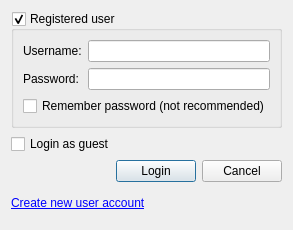
This is src/gui/qt/gui_800x480/internetgamelogindialog_800x480.ui in pokerth/pokerth as Qt 5 draws it before an edit. The edited form follows.
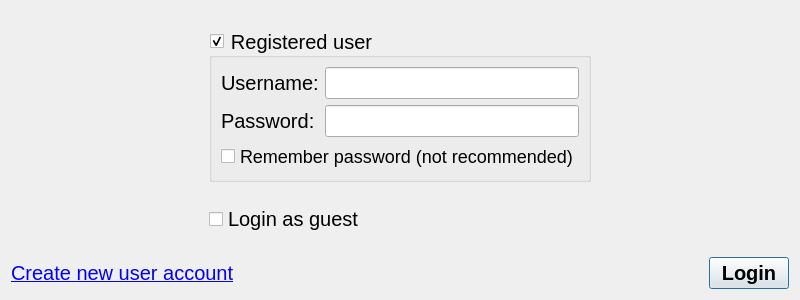
This is the edited form.

The edit to the form file:
```diff
--- a/src/gui/qt/gui_800x480/internetgamelogindialog_800x480.ui
+++ b/src/gui/qt/gui_800x480/internetgamelogindialog_800x480.ui
@@ -6,16 +6,31 @@
    <rect>
     <x>0</x>
     <y>0</y>
-    <width>292</width>
-    <height>230</height>
+    <width>800</width>
+    <height>300</height>
    </rect>
   </property>
+  <property name="minimumSize">
+   <size>
+    <width>800</width>
+    <height>300</height>
+   </size>
+  </property>
+  <property name="maximumSize">
+   <size>
+    <width>800</width>
+    <height>300</height>
+   </size>
+  </property>
   <property name="windowTitle">
    <string>Internet Game Login</string>
   </property>
   <layout class="QGridLayout" name="gridLayout_2">
-   <item row="0" column="0">
+   <item row="1" column="1">
     <widget class="QGroupBox" name="groupBox_reguser">
+     <property name="styleSheet">
+      <string notr="true">QObject{font: 20px}</string>
+     </property>
      <property name="title">
       <string>Registered user</string>
      </property>
@@ -49,6 +64,9 @@
       </item>
       <item row="2" column="0" colspan="2">
        <widget class="QCheckBox" name="checkBox_rememberPassword">
+        <property name="styleSheet">
+         <string notr="true">QObject{font: 18px}</string>
+        </property>
         <property name="text">
          <string>Remember password (not recommended)</string>
         </property>
@@ -57,15 +75,38 @@
      </layout>
     </widget>
    </item>
-   <item row="1" column="0">
+   <item row="3" column="1">
     <widget class="QCheckBox" name="checkBox_guest">
+     <property name="styleSheet">
+      <string notr="true">QObject{font: 20px}</string>
+     </property>
      <property name="text">
       <string>Login as guest</string>
      </property>
     </widget>
    </item>
-   <item row="2" column="0">
+   <item row="5" column="0" colspan="3">
     <layout class="QHBoxLayout" name="horizontalLayout">
+     <item>
+      <widget class="QLabel" name="label_3">
+       <property name="styleSheet">
+        <string notr="true">QObject {font: 20px}</string>
+       </property>
+       <property name="text">
+        <string>&lt;!DOCTYPE HTML PUBLIC &quot;-//W3C//DTD HTML 4.0//EN&quot; &quot;http://www.w3.org/TR/REC-html40/strict.dtd&quot;&gt;
+&lt;html&gt;&lt;head&gt;&lt;meta name=&quot;qrichtext&quot; content=&quot;1&quot; /&gt;&lt;style type=&quot;text/css&quot;&gt;
+p, li { white-space: pre-wrap; }
+&lt;/style&gt;&lt;/head&gt;&lt;body&gt;
+&lt;table style=&quot;-qt-table-type: root; margin-top:4px; margin-bottom:4px; margin-left:4px; margin-right:4px;&quot;&gt;
+&lt;tr&gt;
+&lt;td style=&quot;border: none;&quot;&gt;
+&lt;p style=&quot; margin-top:0px; margin-bottom:0px; margin-left:0px; margin-right:0px; -qt-block-indent:0; text-indent:0px;&quot;&gt;&lt;a href=&quot;http://create-gaming-account.pokerth.net&quot;&gt;&lt;span style=&quot; text-decoration: underline; color:#0000ff;&quot;&gt;Create new user account&lt;/span&gt;&lt;/a&gt;&lt;/p&gt;&lt;/td&gt;&lt;/tr&gt;&lt;/table&gt;&lt;/body&gt;&lt;/html&gt;</string>
+       </property>
+       <property name="openExternalLinks">
+        <bool>true</bool>
+       </property>
+      </widget>
+     </item>
      <item>
       <spacer name="horizontalSpacer">
        <property name="orientation">
@@ -81,36 +122,80 @@
      </item>
      <item>
       <widget class="QPushButton" name="pushButton_login">
+       <property name="styleSheet">
+        <string notr="true">QObject {font: bold 20px}</string>
+       </property>
        <property name="text">
         <string>Login</string>
        </property>
       </widget>
      </item>
-     <item>
-      <widget class="QPushButton" name="pushButton_cancel">
-       <property name="text">
-        <string>Cancel</string>
-       </property>
-      </widget>
-     </item>
     </layout>
    </item>
-   <item row="3" column="0">
-    <widget class="QLabel" name="label_3">
-     <property name="text">
-      <string>&lt;!DOCTYPE HTML PUBLIC &quot;-//W3C//DTD HTML 4.0//EN&quot; &quot;http://www.w3.org/TR/REC-html40/strict.dtd&quot;&gt;
-&lt;html&gt;&lt;head&gt;&lt;meta name=&quot;qrichtext&quot; content=&quot;1&quot; /&gt;&lt;style type=&quot;text/css&quot;&gt;
-p, li { white-space: pre-wrap; }
-&lt;/style&gt;&lt;/head&gt;&lt;body&gt;
-&lt;table style=&quot;-qt-table-type: root; margin-top:4px; margin-bottom:4px; margin-left:4px; margin-right:4px;&quot;&gt;
-&lt;tr&gt;
-&lt;td style=&quot;border: none;&quot;&gt;
-&lt;p style=&quot; margin-top:0px; margin-bottom:0px; margin-left:0px; margin-right:0px; -qt-block-indent:0; text-indent:0px;&quot;&gt;&lt;a href=&quot;http://create-gaming-account.pokerth.net&quot;&gt;&lt;span style=&quot; text-decoration: underline; color:#0000ff;&quot;&gt;Create new user account&lt;/span&gt;&lt;/a&gt;&lt;/p&gt;&lt;/td&gt;&lt;/tr&gt;&lt;/table&gt;&lt;/body&gt;&lt;/html&gt;</string>
+   <item row="1" column="0">
+    <spacer name="horizontalSpacer_2">
+     <property name="orientation">
+      <enum>Qt::Horizontal</enum>
      </property>
-     <property name="openExternalLinks">
-      <bool>true</bool>
+     <property name="sizeHint" stdset="0">
+      <size>
+       <width>40</width>
+       <height>20</height>
+      </size>
      </property>
-    </widget>
+    </spacer>
+   </item>
+   <item row="1" column="2">
+    <spacer name="horizontalSpacer_3">
+     <property name="orientation">
+      <enum>Qt::Horizontal</enum>
+     </property>
+     <property name="sizeHint" stdset="0">
+      <size>
+       <width>40</width>
+       <height>20</height>
+      </size>
+     </property>
+    </spacer>
+   </item>
+   <item row="4" column="1">
+    <spacer name="verticalSpacer">
+     <property name="orientation">
+      <enum>Qt::Vertical</enum>
+     </property>
+     <property name="sizeHint" stdset="0">
+      <size>
+       <width>20</width>
+       <height>40</height>
+      </size>
+     </property>
+    </spacer>
+   </item>
+   <item row="2" column="1">
+    <spacer name="verticalSpacer_2">
+     <property name="orientation">
+      <enum>Qt::Vertical</enum>
+     </property>
+     <property name="sizeHint" stdset="0">
+      <size>
+       <width>20</width>
+       <height>40</height>
+      </size>
+     </property>
+    </spacer>
+   </item>
+   <item row="0" column="1">
+    <spacer name="verticalSpacer_3">
+     <property name="orientation">
+      <enum>Qt::Vertical</enum>
+     </property>
+     <property name="sizeHint" stdset="0">
+      <size>
+       <width>20</width>
+       <height>40</height>
+      </size>
+     </property>
+    </spacer>
    </item>
   </layout>
  </widget>
```
Left out of the diff: 17 changed lines with no effect on the pictures.
